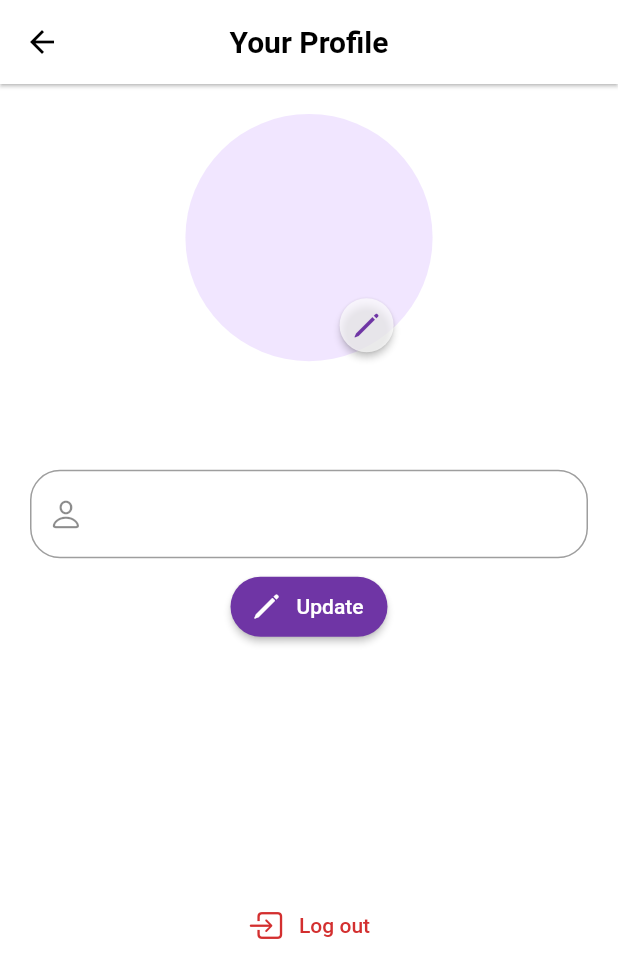
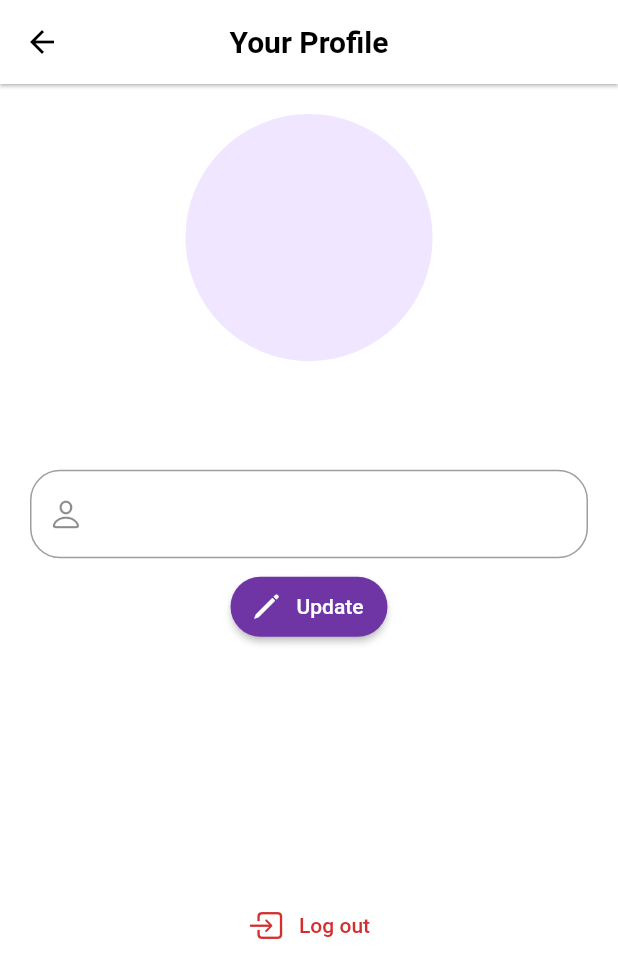
Before and after one commit to nhikiu/Chat-Together, a Flutter app: the ProfileBody screen opened directly with empty values, on a phone screen of 412 x 824 dp. Shown: the top 978 px of the screen. Run offline on Flutter 3.47's test engine with Material 2 defaults, Android fonts, the phone set to English and light mode, and no system bars; our stand-ins replace cloud_firestore, email_validator, firebase_auth, firebase_core, firebase_storage, flutter_svg and 1 more; accounts and stored records are empty.

```diff
--- a/lib/screens/profile/components/logout_button.dart
+++ b/lib/screens/profile/components/logout_button.dart
@@ -48,6 +48,7 @@ class LogOutButton extends StatelessWidget {
                 TextButton(
                   onPressed: () async {
                     Dialogs.showProgressBar(context);
+                    Navigator.pop(context);
                     await APIs.auth.signOut().then((value) {
                       //hiden dialog
                       Navigator.pop(context);
--- a/lib/screens/profile/components/user_avatar.dart
+++ b/lib/screens/profile/components/user_avatar.dart
@@ -26,76 +26,13 @@ class _UserAvatarState extends State<UserAvatar> {
   @override
   Widget build(BuildContext context) {
     final Size sizeMediaQuery = MediaQuery.of(context).size;
-    return Stack(
-      children: [
-        _imageFile != null
-            ? CircleAvatar(
-                radius: sizeMediaQuery.width * 0.2,
-                backgroundColor: Theme.of(context).colorScheme.secondary,
-                backgroundImage: widget.chatuser.imageUrl.isEmpty
-                    ? null
-                    : FileImage(File(_imageFile!)),
-              )
-            : CircleAvatar(
+    return CircleAvatar(
                 radius: sizeMediaQuery.width * 0.2,
                 backgroundColor: Theme.of(context).colorScheme.secondary,
                 backgroundImage: widget.chatuser.imageUrl.isEmpty
                     ? null
                     : NetworkImage(widget.chatuser.imageUrl),
-              ),
-        Positioned(
-          right: 0,
-          bottom: 0,
-          child: MaterialButton(
-            color: Colors.white.withOpacity(0.7),
-            shape: CircleBorder(),
-            onPressed: () async {
-              try {
-                final ImagePicker _picker = ImagePicker();
-                // Pick an image.
-                final XFile? _image = await _picker.pickImage(
-                  source: ImageSource.gallery,
-                  imageQuality: 90,
-                  maxWidth: 200,
-                );
 
-                if (_image != null) {
-                  setState(() {
-                    _imageFile = _image.path;
-                  });
-                  // final ref = APIs.storage
-                  //     .ref()
-                  //     .child('user_image')
-                  //     .child('${APIs.me.id}.jpg');
-                  // await ref.putFile(File(_imageFile!)).whenComplete(() => null);
-
-                  // final urlImage = await ref.getDownloadURL();
-                  // APIs.me.imageUrl = urlImage;
-
-                  log('Image path: ${_imageFile}');
-                }
-              } catch (e) {
-                log('IMAGE ERROR: $e');
-                Dialogs.showSnackBar(
-                    context, 'Something wrong with your image');
-              }
-              final ref = APIs.storage
-                      .ref()
-                      .child('user_image')
-                      .child('${APIs.me.id}.jpg');
-                  await ref.putFile(File(_imageFile!)).whenComplete(() => null);
-
-                  final urlImage = await ref.getDownloadURL();
-                  APIs.me.imageUrl = urlImage;
-              //Navigator.pop(context);
-            },
-            child: Icon(
-              CupertinoIcons.pencil,
-              color: Theme.of(context).colorScheme.primary,
-            ),
-          ),
-        )
-      ],
     );
   }
 }
```
